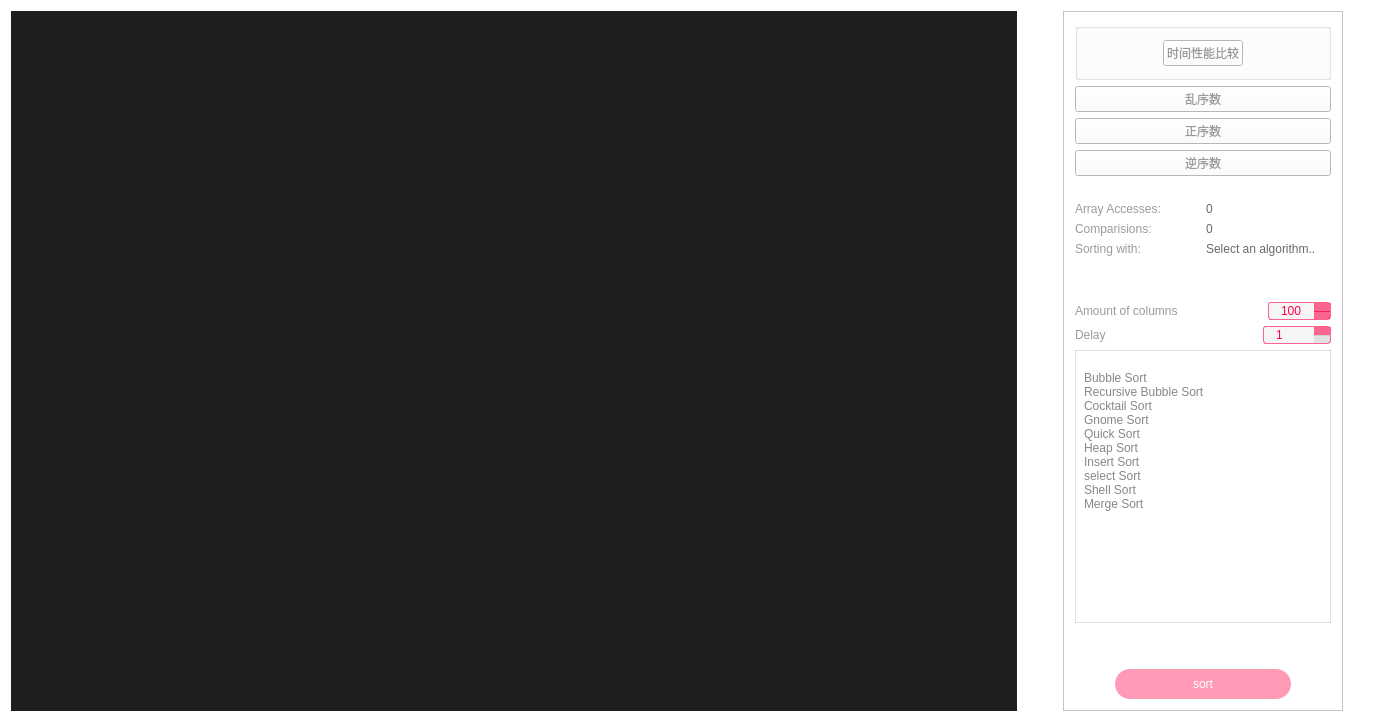
Qt form widget.ui (wlpswmt/SortViz) before a commit.
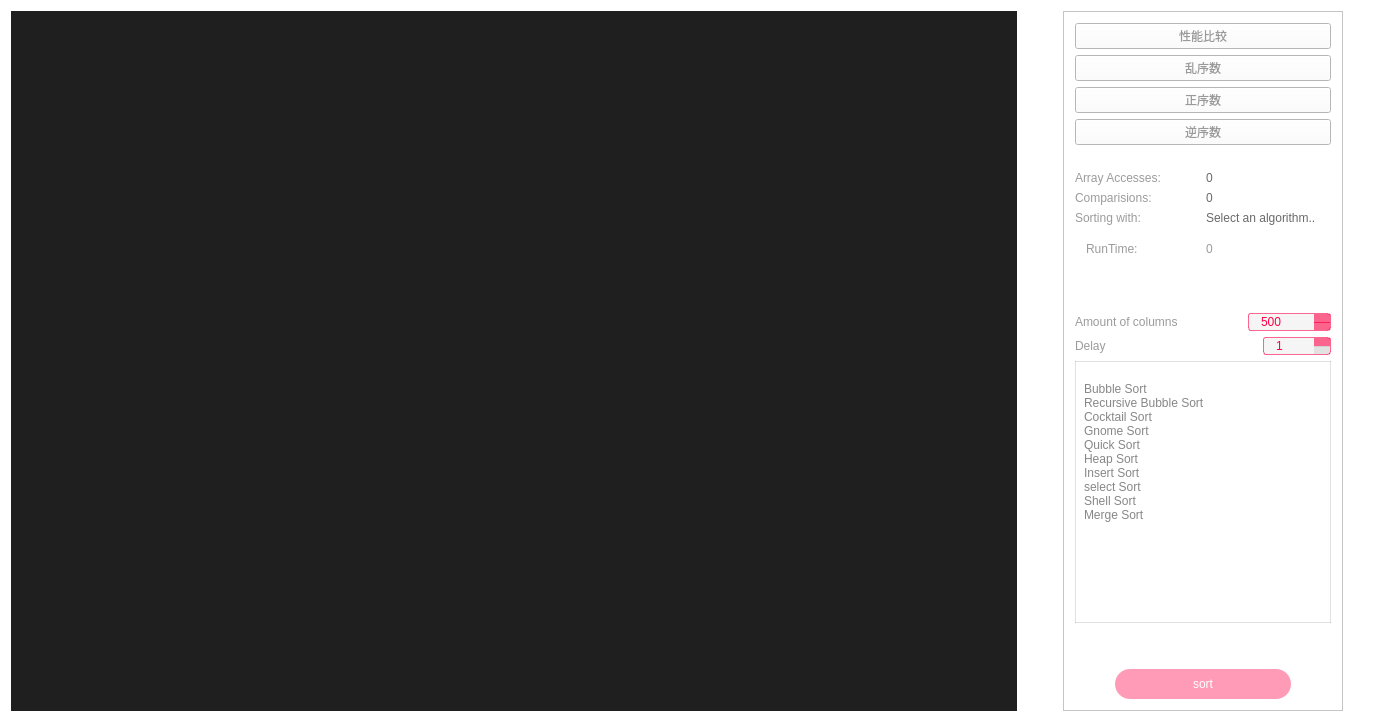
The same form after that commit.

The edit to the form file:
```diff
--- a/widget.ui
+++ b/widget.ui
@@ -148,48 +148,10 @@
        </property>
        <layout class="QVBoxLayout" name="verticalLayout">
         <item>
-         <widget class="QGroupBox" name="groupBox">
-          <layout class="QHBoxLayout" name="horizontalLayout_9">
-           <item>
-            <spacer name="horizontalSpacer_6">
-             <property name="orientation">
-              <enum>Qt::Horizontal</enum>
-             </property>
-             <property name="sizeHint" stdset="0">
-              <size>
-               <width>40</width>
-               <height>20</height>
-              </size>
-             </property>
-            </spacer>
-           </item>
-           <item>
-            <widget class="QPushButton" name="on_time_comparison">
-             <property name="sizePolicy">
-              <sizepolicy hsizetype="Fixed" vsizetype="Fixed">
-               <horstretch>0</horstretch>
-               <verstretch>0</verstretch>
-              </sizepolicy>
-             </property>
-             <property name="text">
-              <string>时间性能比较</string>
-             </property>
-            </widget>
-           </item>
-           <item>
-            <spacer name="horizontalSpacer_5">
-             <property name="orientation">
-              <enum>Qt::Horizontal</enum>
-             </property>
-             <property name="sizeHint" stdset="0">
-              <size>
-               <width>40</width>
-               <height>20</height>
-              </size>
-             </property>
-            </spacer>
-           </item>
-          </layout>
+         <widget class="QPushButton" name="on_time_comparison">
+          <property name="text">
+           <string>性能比较</string>
+          </property>
          </widget>
         </item>
         <item>
@@ -310,6 +272,26 @@
           </item>
          </layout>
         </item>
+        <item>
+         <widget class="QWidget" name="widget" native="true">
+          <layout class="QHBoxLayout" name="horizontalLayout_9">
+           <item>
+            <widget class="QLabel" name="RunTime">
+             <property name="text">
+              <string>RunTime:</string>
+             </property>
+            </widget>
+           </item>
+           <item>
+            <widget class="QLabel" name="LabelRunTime_var">
+             <property name="text">
+              <string>0</string>
+             </property>
+            </widget>
+           </item>
+          </layout>
+         </widget>
+        </item>
         <item>
          <spacer name="verticalSpacer">
           <property name="orientation">
@@ -362,16 +344,16 @@
              <bool>false</bool>
             </property>
             <property name="minimum">
-             <number>50</number>
+             <number>5</number>
             </property>
             <property name="maximum">
-             <number>500</number>
+             <number>999999999</number>
             </property>
             <property name="singleStep">
              <number>50</number>
             </property>
             <property name="value">
-             <number>100</number>
+             <number>500</number>
             </property>
             <property name="displayIntegerBase">
              <number>10</number>
```
Left out of the diff: 6 changed lines with no effect on the pictures.
